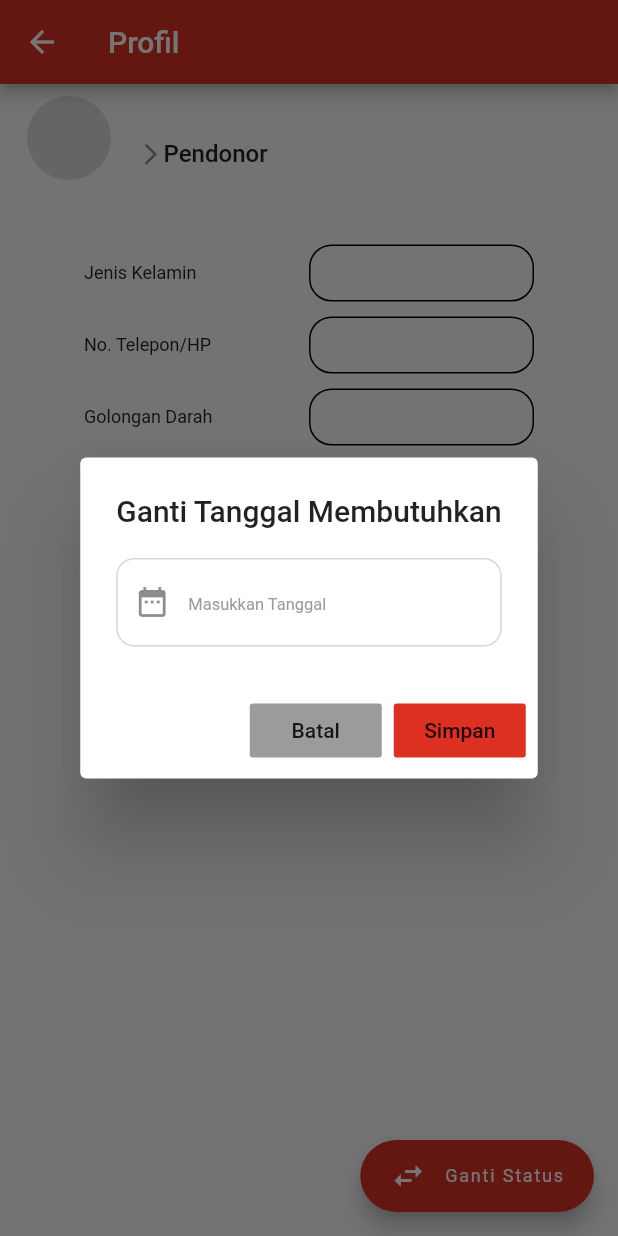
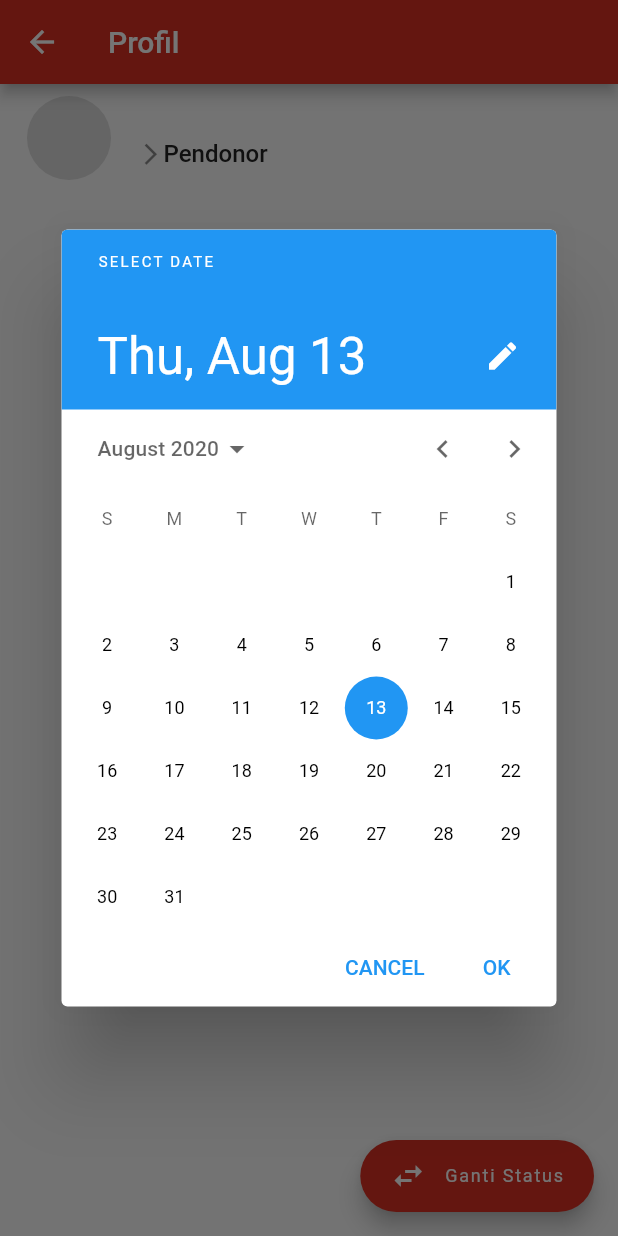
Before and after one commit to kris5kali/donor_client, a Flutter app: the ProfilePage screen opened directly, after a tap on "Tanggal Membutuhkan", on a phone screen of 412 x 824 dp. Run offline on Flutter 3.47's test engine with Material 2 defaults, Android fonts, the phone set to English and light mode, and no system bars; our stand-ins replace cloud_firestore, firebase_auth, firebase_storage, flushbar, flutter_icons, get and 3 more; accounts and stored records are empty; network calls fail.

Commit message:
Fixed bug

```diff
--- a/lib/models/user_model.dart
+++ b/lib/models/user_model.dart
@@ -9,6 +9,7 @@ class UserModel {
   final String jenisKelamin;
   final String membutuhkanDarah;
   final String noHp;
+  final String noWA;
   final String image;
   final String role;
   final String tanggalMembutuhkan;
@@ -19,6 +20,7 @@ class UserModel {
     this.jenisKelamin,
     this.membutuhkanDarah,
     this.noHp,
+    this.noWA,
     this.id,
     this.username,
     this.email,
@@ -37,6 +39,7 @@ class UserModel {
       jenisKelamin: snapshot.data["jenisKelamin"],
       membutuhkanDarah: snapshot.data["membutuhkanDarah"],
       noHp: snapshot.data["noHp"],
+      noWA: snapshot.data["noWA"],
       image: snapshot.data['image'],
       role: snapshot.data['role'],
       tanggalMembutuhkan: snapshot.data['tanggalMembutuhkan'],
--- a/lib/providers/pasien_provider.dart
+++ b/lib/providers/pasien_provider.dart
@@ -10,7 +10,7 @@ class PasienProvider with ChangeNotifier {
   List<UserModel> get listUserModel => _listUserModel;
 
   Future<List<UserModel>> fetchPasienList() async {
-    var result = await _apiPasien.getDataCollections();
+    var result = await _apiPasien.getDataUsers();
     _listUserModel =
         result.documents.map((e) => UserModel.fromFirestore(e)).toList();
     return _listUserModel;
--- a/lib/providers/pendonor_provider.dart
+++ b/lib/providers/pendonor_provider.dart
@@ -11,7 +11,7 @@ class PendonorProvider with ChangeNotifier {
   List<UserModel> get listUserModel => _listUserModel;
 
   Future<List<UserModel>> fetchPendonorList() async {
-    var result = await _apiPendonor.getDataCollections();
+    var result = await _apiPendonor.getDataUsers();
     _listUserModel =
         result.documents.map((e) => UserModel.fromFirestore(e)).toList();
     return _listUserModel;
--- a/lib/providers/profile_provider.dart
+++ b/lib/providers/profile_provider.dart
@@ -7,6 +7,7 @@ import 'package:flutter/foundation.dart';
 import 'package:flutter/material.dart';
 import 'package:image_cropper/image_cropper.dart';
 import 'package:image_picker/image_picker.dart';
+import 'package:intl/intl.dart';
 
 import '../models/user_model.dart';
 import '../utils/api.dart';
@@ -26,11 +27,12 @@ class ProfileProvider with ChangeNotifier {
   String _golonganDarah;
   String _alamat;
   String _jenisKelamin;
-
   String _tanggalMembutuhkan;
   String _membutuhkanDarah;
   String _urlImage;
   String _role;
+  DateTime _selectedDate = DateTime.now();
+  String _dateStr;
   File _imageFile;
   FirebaseStorage _firebaseStorage =
       FirebaseStorage(storageBucket: 'gs://donor-ce9fb.appspot.com');
@@ -45,6 +47,9 @@ class ProfileProvider with ChangeNotifier {
 
   bool get autoValidate => _autoValidate;
 
+  DateTime get selectedDate => _selectedDate;
+
+  String get dateStr => _dateStr;
   String get username => _username;
 
   String get email => _email;
@@ -76,6 +81,15 @@ class ProfileProvider with ChangeNotifier {
   StorageUploadTask get storageUploadTask => _storageUploadTask;
 
   Firestore get firestore => _firestore;
+
+  set dateStr(String value) {
+    _dateStr = value;
+    notifyListeners();
+  }
+  set selectedDate(DateTime value) {
+    _selectedDate = value;
+    notifyListeners();
+  }
 
   set autoValidate(bool value) {
     _autoValidate = value;
@@ -144,7 +158,7 @@ class ProfileProvider with ChangeNotifier {
     notifyListeners();
   }
 
-   set isUploading(bool isLoading) {
+  set isUploading(bool isLoading) {
     _isUploading = isLoading;
     notifyListeners();
   }
@@ -238,6 +252,7 @@ class ProfileProvider with ChangeNotifier {
     await _pasienApi.removeDocumentById(id);
     return;
   }
+
   Future removeDocumentPendonor(String id) async {
     await _pendonorApi.removeDocumentById(id);
     return;
@@ -295,4 +310,18 @@ class ProfileProvider with ChangeNotifier {
 
     return null;
   }
+
+  Future<void> selectDate(BuildContext context) async {
+    final DateTime picked = await showDatePicker(
+        context: context,
+        initialDate: selectedDate,
+        firstDate: DateTime(2015, 8),
+        lastDate: DateTime(2101));
+    if (picked != null && picked != selectedDate) {
+      var dateString = DateFormat('dd-MM-yyyy').format(picked);
+      dateStr = dateString;
+      notifyListeners();
+    }
+
+  }
 }
--- a/lib/screens/home_page.dart
+++ b/lib/screens/home_page.dart
@@ -4,7 +4,7 @@ import 'package:get/get.dart';
 import 'package:provider/provider.dart';
 
 import '../providers/auth_provider.dart';
-import '../providers/kontak_admin_page.dart';
+import 'kontak_admin_page.dart';
 import '../utils/constants.dart';
 import 'acara_donor_page.dart';
 import 'informasi_page.dart';
--- a/lib/providers/kontak_admin_page.dart
+++ b/lib/screens/kontak_admin_page.dart
@@ -3,7 +3,7 @@ import 'package:provider/provider.dart';
 
 import '../models/user_model.dart';
 import '../utils/constants.dart';
-import 'pendonor_provider.dart';
+import '../providers/pendonor_provider.dart';
 
 class KontakAdminPage extends StatelessWidget {
   @override
@@ -114,7 +114,7 @@ class KontakAdminPage extends StatelessWidget {
                                   border: Border.all(),
                                 ),
                                 child: new Text(
-                                  admin.noHp,
+                                  admin.noWA,
                                   style: TextStyle(fontSize: 20),
                                 )),
                           ],
--- a/lib/screens/profile_page.dart
+++ b/lib/screens/profile_page.dart
@@ -192,19 +192,70 @@ class _ProfilePageState extends State<ProfilePage> {
                                       },
                                     ),
                                     SizedBox(height: 10),
-                                    profileItem(
-                                      title: 'Tanggal Membutuhkan',
-                                      value: user['tanggalMembutuhkan'],
+                                    GestureDetector(
                                       onTap: () {
-                                        changeTanggalMembutuhkanDialog(
-                                          context: context,
-                                          profileProv: profileProv,
-                                          user: user,
-                                          authProv: authProv,
-                                          role: _dataAccount['role'],
-                                        );
+                                        profileProv
+                                            .selectDate(context)
+                                            .then((value) {
+                                          print(profileProv.selectedDate);
+                                          profileProv.updateDocumentUser(
+                                              authProv.userModel.id, {
+                                            "tanggalMembutuhkan":
+                                                profileProv.dateStr,
+                                          });
+                                          profileProv.updateDocumentPasien(
+                                              authProv.userModel.id, {
+                                            "tanggalMembutuhkan":
+                                                profileProv.dateStr,
+                                          });
+                                        });
                                       },
+                                      child: Row(
+                                        mainAxisAlignment:
+                                            MainAxisAlignment.spaceBetween,
+                                        children: <Widget>[
+                                          Text(
+                                            'Tanggal Kebutuhan',
+                                            style: kDescription,
+                                          ),
+                                          Container(
+                                            width: 150,
+                                            padding: EdgeInsets.all(10),
+                                            decoration: BoxDecoration(
+                                              border: Border.all(),
+                                              borderRadius:
+                                                  BorderRadius.circular(15),
+                                            ),
+                                            child: Text(_dataAccount[
+                                                    'tanggalMembutuhkan'] ??
+                                                '-'),
+                                          )
+                                        ],
+                                      ),
                                     ),
+//                                    profileItem(
+//                                      title: 'Tanggal Kebutuhan',
+//                                      value: user['tanggalMembutuhkan'],
+//                                      onTap: () {
+//                                        profileProv
+//                                            .selectDate(context)
+//                                            .then((value) {
+//                                          print(profileProv.selectedDate);
+//                                          profileProv.updateDocumentPasien(
+//                                              authProv.userModel.id, {
+//                                            "tanggalMembutuhkan":
+//                                                profileProv.selectedDate,
+//                                          });
+//                                        });
+//                                        changeTanggalMembutuhkanDialog(
+//                                          context: context,
+//                                          profileProv: profileProv,
+//                                          user: user,
+//                                          authProv: authProv,
+//                                          role: _dataAccount['role'],
+//                                        );
+//                                      },
+//                                    ),
                                     SizedBox(height: 10),
                                     GestureDetector(
                                       onTap: () {
@@ -220,7 +271,7 @@ class _ProfilePageState extends State<ProfilePage> {
                                         mainAxisAlignment:
                                             MainAxisAlignment.spaceBetween,
                                         children: <Widget>[
-                                          Text("Membutuhkan Darah"),
+                                          Text("Jumlah kantong"),
                                           Container(
                                               width: 150,
                                               padding: EdgeInsets.all(10),
@@ -382,13 +433,27 @@ class _ProfilePageState extends State<ProfilePage> {
                                       title: 'Tanggal Membutuhkan',
                                       value: user['tanggalMembutuhkan'],
                                       onTap: () {
-                                        changeTanggalMembutuhkanDialog(
-                                          context: context,
-                                          profileProv: profileProv,
-                                          user: user,
-                                          authProv: authProv,
-                                          role: _dataAccount['role'],
-                                        );
+                                        profileProv
+                                            .selectDate(context)
+                                            .then((value) {
+                                          profileProv.updateDocumentUser(
+                                              authProv.userModel.id, {
+                                            "tanggalMembutuhkan":
+                                                profileProv.dateStr,
+                                          });
+                                          profileProv.updateDocumentPendonor(
+                                              authProv.userModel.id, {
+                                            "tanggalMembutuhkan":
+                                                profileProv.dateStr,
+                                          });
+                                        });
+//                                        changeTanggalMembutuhkanDialog(
+//                                          context: context,
+//                                          profileProv: profileProv,
+//                                          user: user,
+//                                          authProv: authProv,
+//                                          role: _dataAccount['role'],
+//                                        );
                                       },
                                     ),
                                     SizedBox(height: 10),
@@ -406,7 +471,7 @@ class _ProfilePageState extends State<ProfilePage> {
                                         mainAxisAlignment:
                                             MainAxisAlignment.spaceBetween,
                                         children: <Widget>[
-                                          Text("Membutuhkan Darah"),
+                                          Text("Jumlah kantong"),
                                           Container(
                                               width: 150,
                                               padding: EdgeInsets.all(10),
--- a/lib/screens/user_view_page.dart
+++ b/lib/screens/user_view_page.dart
@@ -112,7 +112,7 @@ class UserViewPage extends StatelessWidget {
                       Row(
                         mainAxisAlignment: MainAxisAlignment.spaceBetween,
                         children: <Widget>[
-                          Text('Membutuhkan'),
+                          Text('Jumlah kantong'),
                           Container(
                               width: 150,
                               padding: EdgeInsets.all(10),
--- a/lib/utils/api.dart
+++ b/lib/utils/api.dart
@@ -15,6 +15,10 @@ class Api {
   /// [GET] list document in [Collection]
   Future<QuerySnapshot> getDataCollections() async {
     return await collectionReference.getDocuments();
+  }
+  /// [GET] list document in [Collection]
+  Future<QuerySnapshot> getDataUsers() async {
+    return await collectionReference.orderBy('tanggalMembutuhkan',descending: true).getDocuments();
   }
 
   /// [GET] document by [ID]
--- a/lib/widgets/user_card_widget.dart
+++ b/lib/widgets/user_card_widget.dart
@@ -92,14 +92,14 @@ class UserCard extends StatelessWidget {
                 Row(
                   children: <Widget>[
                     Icon(
-                      Icons.location_on,
+                      FlutterIcons.water_mco,
                       color: Colors.black,
                       size: 20,
                     ),
                     SizedBox(width: 10),
                     Container(
                       width: MediaQuery.of(context).size.width - 200,
-                      child: Text(user.alamat ?? 'Data Kosong',
+                      child: Text(user.golonganDarah ?? 'Data Kosong',
                           overflow: TextOverflow.ellipsis, style: kDescription),
                     ),
                   ],
--- a/pubspec.yaml
+++ b/pubspec.yaml
@@ -25,6 +25,7 @@ dependencies:
   custom_radio_grouped_button: ^1.0.2
   modal_bottom_sheet: ^0.2.0+1
   combos: ^1.2.0
+  intl: ^0.16.1
 
 
 dev_dependencies:
```
Also changed, not shown: pubspec.lock.
